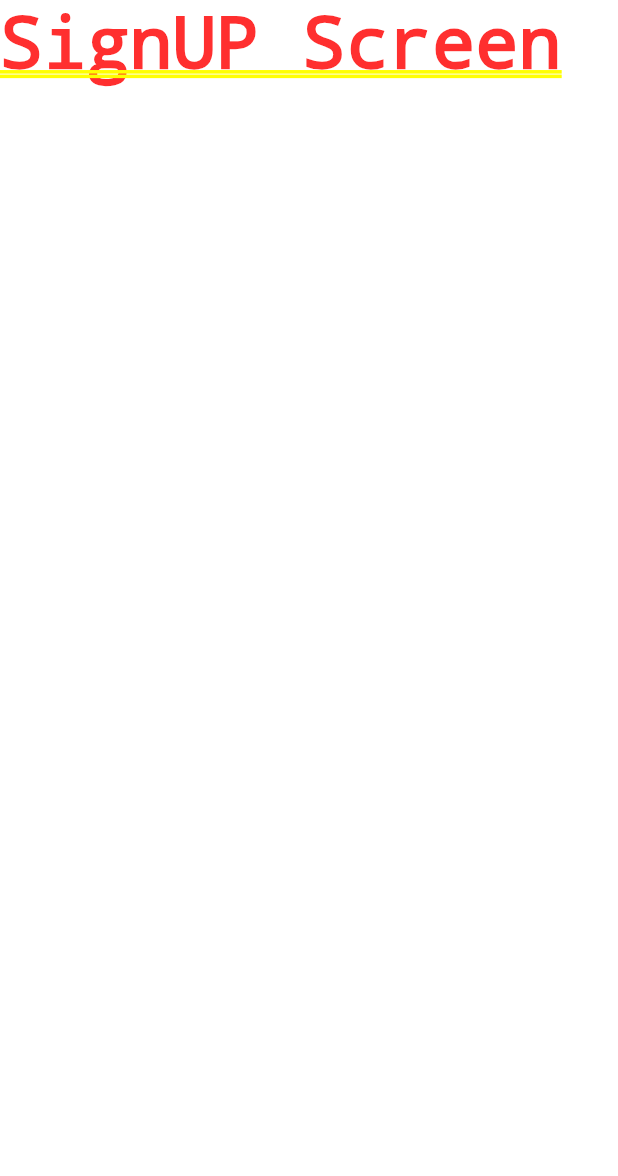
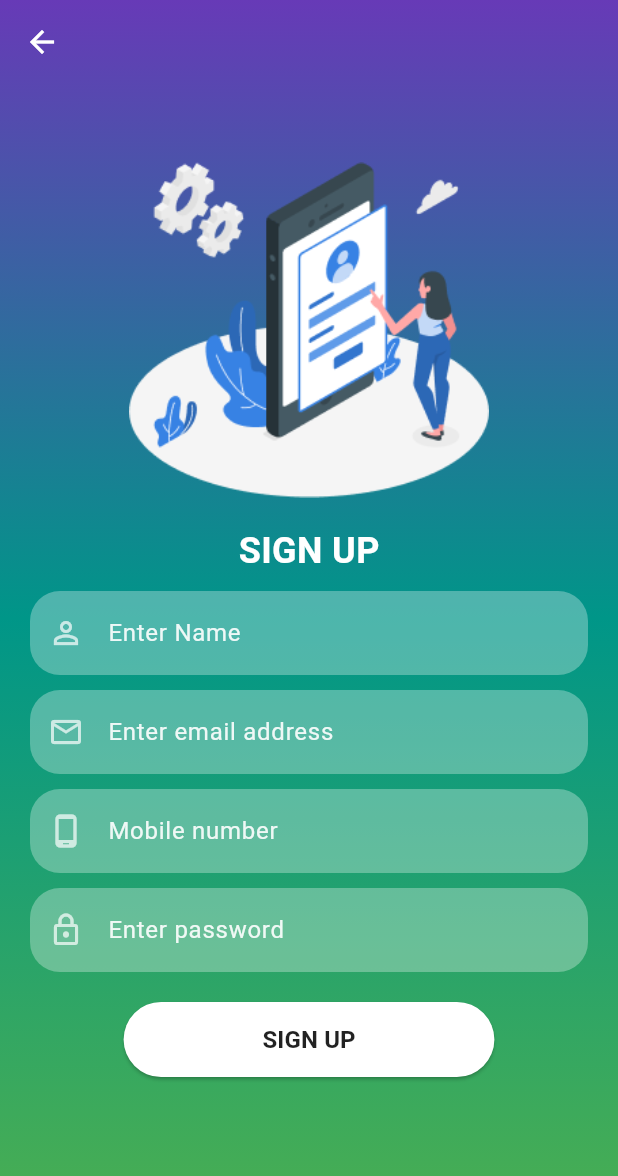
Before and after one commit to nishadadilshan/MobileLoginApplication, a Flutter app: the screen it shows after launch, after a tap on "Sign up", on a phone screen of 412 x 824 dp. Shown: the top 1176 px of the screen. Run offline on Flutter 3.47's test engine with Material 2 defaults, Android fonts, the phone set to English and light mode, and no system bars.

Commit message:
added sign up screen

```diff
--- a/lib/Screens/signin_screen.dart
+++ b/lib/Screens/signin_screen.dart
@@ -75,7 +75,7 @@ class _SignInScreenState extends State<SignInScreen> {
         GestureDetector(
           onTap: () {
             Navigator.push(context,
-                MaterialPageRoute(builder: (context) => SignUpScreen()));
+                MaterialPageRoute(builder: (context) => const SignUpScreen()));
           },
           child: const Text(
             " Sign up",
--- a/lib/Screens/signup_screen.dart
+++ b/lib/Screens/signup_screen.dart
@@ -1,4 +1,7 @@
 import 'package:flutter/material.dart';
+import 'package:logginapplication/reusable_widgets/logo_widget.dart';
+import 'package:logginapplication/reusable_widgets/signinloginbutton_widget.dart';
+import 'package:logginapplication/reusable_widgets/textFeild_widget.dart';
 
 class SignUpScreen extends StatefulWidget {
   const SignUpScreen({super.key});
@@ -8,8 +11,82 @@ class SignUpScreen extends StatefulWidget {
 }
 
 class _SignUpScreenState extends State<SignUpScreen> {
+  TextEditingController _userNameTextController = TextEditingController();
+  TextEditingController _emailTextController = TextEditingController();
+  TextEditingController _addressTextController = TextEditingController();
+  TextEditingController _countryTextController = TextEditingController();
+  TextEditingController _mobileTextController = TextEditingController();
+  TextEditingController _passwordTextController = TextEditingController();
   @override
   Widget build(BuildContext context) {
-    return const Text("SignUP Screen");
+    return Scaffold(
+      extendBodyBehindAppBar: true,
+      appBar: AppBar(
+        foregroundColor: Colors.white,
+        backgroundColor: Colors.transparent,
+        elevation: 0,
+        // title: const Text(
+        //   "SIGN UP",
+        //   style: TextStyle(
+        //     fontWeight: FontWeight.bold,
+        //     fontSize: 24,
+        //   ),
+        // ),
+      ),
+      body: Container(
+        width: MediaQuery.of(context).size.width,
+        height: MediaQuery.of(context).size.height,
+        decoration: const BoxDecoration(
+            gradient: LinearGradient(colors: [
+          Colors.deepPurple,
+          Colors.teal,
+          Colors.green,
+        ], begin: Alignment.topCenter, end: Alignment.bottomCenter)),
+        child: SingleChildScrollView(
+          child: Padding(
+            padding: EdgeInsets.fromLTRB(20, 100, 20, 0),
+            child: Column(
+              children: <Widget>[
+                logoWidget("assets/images/img_1.png"),
+                const SizedBox(
+                  height: 10,
+                ),
+                const Text("SIGN UP",
+                    style: TextStyle(
+                      color: Colors.white,
+                      fontWeight: FontWeight.bold,
+                      fontSize: 24,
+                    )),
+                const SizedBox(
+                  height: 10,
+                ),
+                reUseTextField("Enter Name", Icons.person_outline, false,
+                    _userNameTextController),
+                const SizedBox(
+                  height: 10,
+                ),reUseTextField("Enter email address", Icons.email_outlined, false,
+                    _emailTextController),
+                const SizedBox(
+                  height: 10,
+                ),
+                reUseTextField("Mobile number", Icons.phone_android_outlined, false,
+                    _mobileTextController),
+                const SizedBox(
+                  height: 10,
+                ),
+                reUseTextField("Enter password", Icons.lock_outlined, true,
+                    _passwordTextController),
+                const SizedBox(
+                  height: 10,
+                ),
+                signInSignUpButton(context, false, (){
+                  print("Sign up pressed");
+                })
+              ],
+            ),
+          ),
+        ),
+      ),
+    );
   }
 }
```
Also changed, not shown: assets/images/img_1.png (added).
